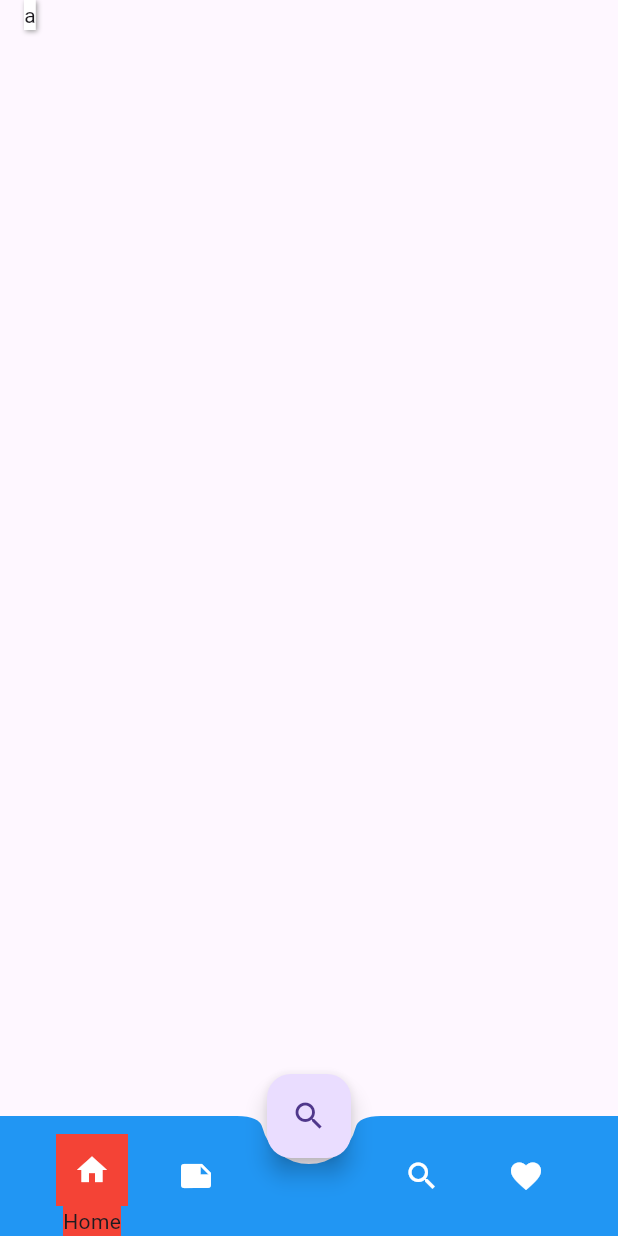
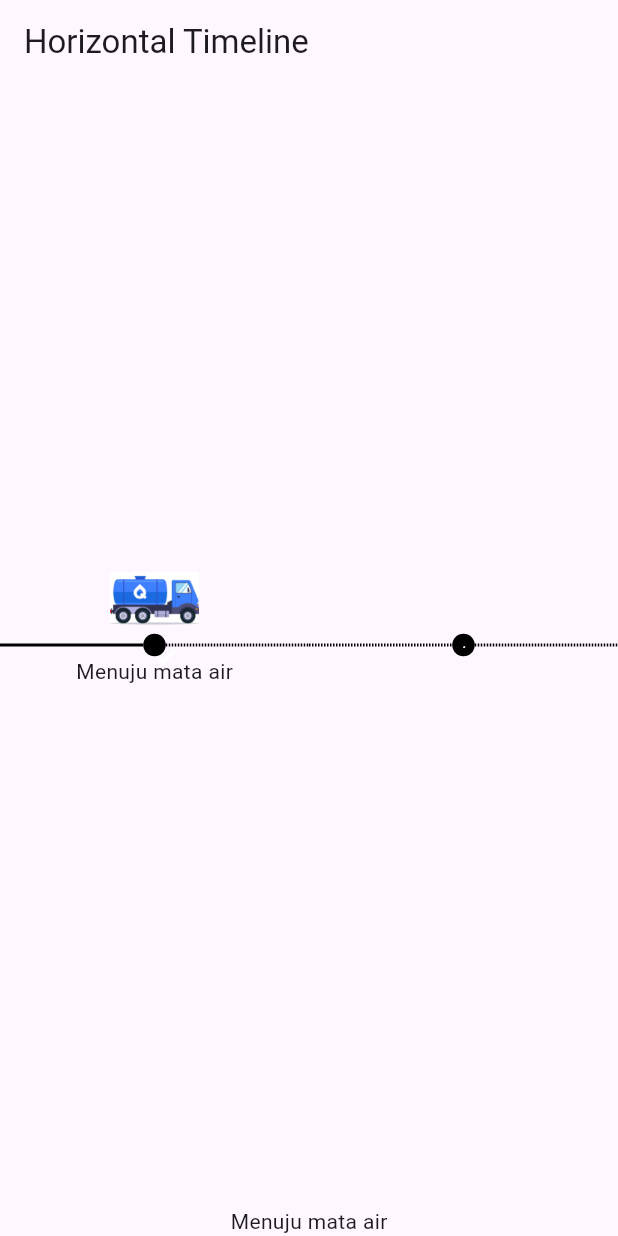
Before and after one commit to rhnzal/widgets-playground, a Flutter app: the screen it shows after launch, on a phone screen of 412 x 824 dp. Run offline on Flutter 3.47's test engine with Material 3 defaults, Android fonts, the phone set to English and light mode, and no system bars; drawn by our look-alikes of timelines; missing offline and left inert: avicenna.

Commit message:
feat: new timeline

```diff
--- /dev/null
+++ b/lib/horizontal_timeline.dart
@@ -0,0 +1,122 @@
+import 'package:flutter/material.dart';
+import 'package:timelines/timelines.dart';
+
+class HorizontalTimeline extends StatefulWidget {
+  const HorizontalTimeline({super.key});
+
+  @override
+  State<HorizontalTimeline> createState() => _HorizontalTimelineState();
+}
+
+class _HorizontalTimelineState extends State<HorizontalTimeline> {
+  @override
+  Widget build(BuildContext context) {
+    return Scaffold(
+      appBar: AppBar(
+        title: Text('Horizontal Timeline'),
+        backgroundColor: Colors.transparent,
+      ),
+      body: Column(
+        children: [
+          Flexible(
+            child: Timeline.tileBuilder(
+              shrinkWrap: true,
+              scrollDirection: Axis.horizontal,
+              builder: TimelineTileBuilder.connected(
+                itemCount: 2,
+                itemExtent: MediaQuery.of(context).size.width/2,
+                connectionDirection: ConnectionDirection.before,
+                contentsAlign: ContentsAlign.reverse,
+                firstConnectorBuilder: (context) => Connector.solidLine(color: Colors.black,),
+                connectorBuilder: (context, index, type) => Connector.dashedLine(color: Colors.black),
+                lastConnectorBuilder: (context) => Connector.dashedLine(color: Colors.black), // opt
+                indicatorBuilder: (context, index) {
+                  if (index == 0) {
+                    return Indicator.widget(
+                      child: Container(
+                        decoration: BoxDecoration(
+                          color: Colors.black,
+                          shape: BoxShape.circle
+                        ),
+                        width: 32,
+                        height: 32,
+                        padding: EdgeInsets.all(6),
+                        child: Icon(Icons.check, color: Colors.white, size: 18)
+                      ),
+                    );
+                  } else {
+                    return Indicator.widget(
+                      child: Container(
+                        decoration: BoxDecoration(
+                          color: Colors.black,
+                          shape: BoxShape.circle
+                        ),
+                        width: 32,
+                        height: 32,
+                        padding: EdgeInsets.all(6),
+                        child: CircularProgressIndicator(
+                          strokeWidth: 1,
+                          color: Colors.white,
+                        )
+                      ),
+                    );
+                  }
+                },
+                contentsBuilder: (context, index) {
+                  if (index == 0) {
+                    return Container(
+                      width: 59,
+                      height: 35,
+                      margin: const EdgeInsets.only(bottom: 6),
+                      child: Image.asset('assets/images/tangki.png')
+                    );
+                  }
+                },
+                oppositeContentsBuilder: (context, index) => index == 0 ? Text('Menuju mata air') : null,
+              )
+            ),
+          ),
+          Text('Menuju mata air')
+        ],
+      )
+    );
+  }
+}
+
+
+
+
+// TimelineNode(
+//             startConnector: Connector.solidLine(),
+//             indicator: Indicator.widget(
+//               child: Container(
+//                 decoration: BoxDecoration(
+//                   color: Colors.black,
+//                   shape: BoxShape.circle
+//                 ),
+//                 width: 32,
+//                 height: 32,
+//                 padding: EdgeInsets.all(6),
+//                 // child: CircularProgressIndicator(
+//                 //   strokeWidth: 1,
+//                 //   color: Colors.white,
+//                 // )
+//               ),
+//             ),
+//           )
+
+// child: FixedTimeline.tileBuilder(
+//           direction: Axis.horizontal,
+//           builder: TimelineTileBuilder.connectedFromStyle(
+//             itemCount: 5,
+//             itemExtent: 80,
+//             lastConnectorStyle: ConnectorStyle.transparent,
+//             connectionDirection: ConnectionDirection.before,
+//             connectorStyleBuilder: (context, index) {
+//               return (index > 0) ? ConnectorStyle.dashedLine : ConnectorStyle.solidLine;
+//             },
+//             indicatorStyleBuilder: (context, index) {
+//               return IndicatorStyle.dot;
+//             },
+//           )
+//         )
--- a/lib/main.dart
+++ b/lib/main.dart
@@ -2,6 +2,7 @@
 import 'package:flutter_playground/bottombar_docked.dart';
 import 'package:flutter_playground/column_debug.dart';
 import 'package:flutter_playground/timelinebuildertest.dart';
+import 'package:flutter_playground/horizontal_timeline.dart';
 import 'package:flutter_playground/widget_test_screen.dart';
 import 'package:timelines/timelines.dart';
 
@@ -136,7 +137,7 @@ import 'package:flutter/src/widgets/framework.dart';
 import 'package:flutter/src/widgets/placeholder.dart';
 
 void main () {
-  runApp(const BottomBarDocked());
+  runApp(const APP());
 }
 
 class APP extends StatelessWidget {
@@ -152,7 +153,7 @@ class APP extends StatelessWidget {
           }
         )
       ),
-      home: MyApp(),
+      home: HorizontalTimeline(),
     );
   }
 }
--- a/pubspec.yaml
+++ b/pubspec.yaml
@@ -67,9 +67,8 @@ flutter:
   uses-material-design: true
 
   # To add assets to your application, add an assets section, like this:
-  # assets:
-  #   - images/a_dot_burr.jpeg
-  #   - images/a_dot_ham.jpeg
+  assets:
+    - assets/images/
 
   # An image asset can refer to one or more resolution-specific "variants", see
   # https://flutter.dev/assets-and-images/#resolution-aware
```
Also changed, not shown: assets/images/tangki.png (added).
